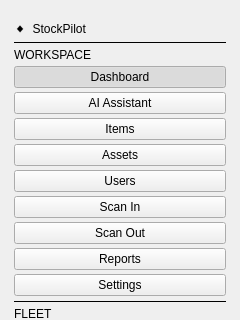
This is InventoryQtApp/SidebarWidget.ui in Felipeact/InventoryQtApp as Qt 5 draws it before an edit; both pictures show x 0 to 240 and y 0 to 320 of the 240 by 820 pixel window. The edited form follows.
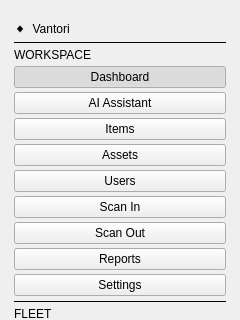
This is the edited form.

Commit message:
Rebrand StockPilot → Vantori (desktop, mobile, installer, docs)
Rename across the Qt app (window/UI titles, sources), the Inno Setup
installer (AppName/Publisher), the Flutter app (Android label, iOS
display name, login + about), the icon generator, and the docs.

Claude-Session: https://claude.ai/code/session_01EzLHrZEp2c6sBrWZ45QFxj

What changed in the file:
```diff
--- a/InventoryQtApp/SidebarWidget.ui
+++ b/InventoryQtApp/SidebarWidget.ui
@@ -16,7 +16,7 @@
    <!-- Brand -->
    <item>
     <widget class="QLabel" name="logoLabel">
-     <property name="text"><string>◆  StockPilot</string></property>
+     <property name="text"><string>◆  Vantori</string></property>
     </widget>
    </item>
    <item>
```
The commit also changes 13 other files.
